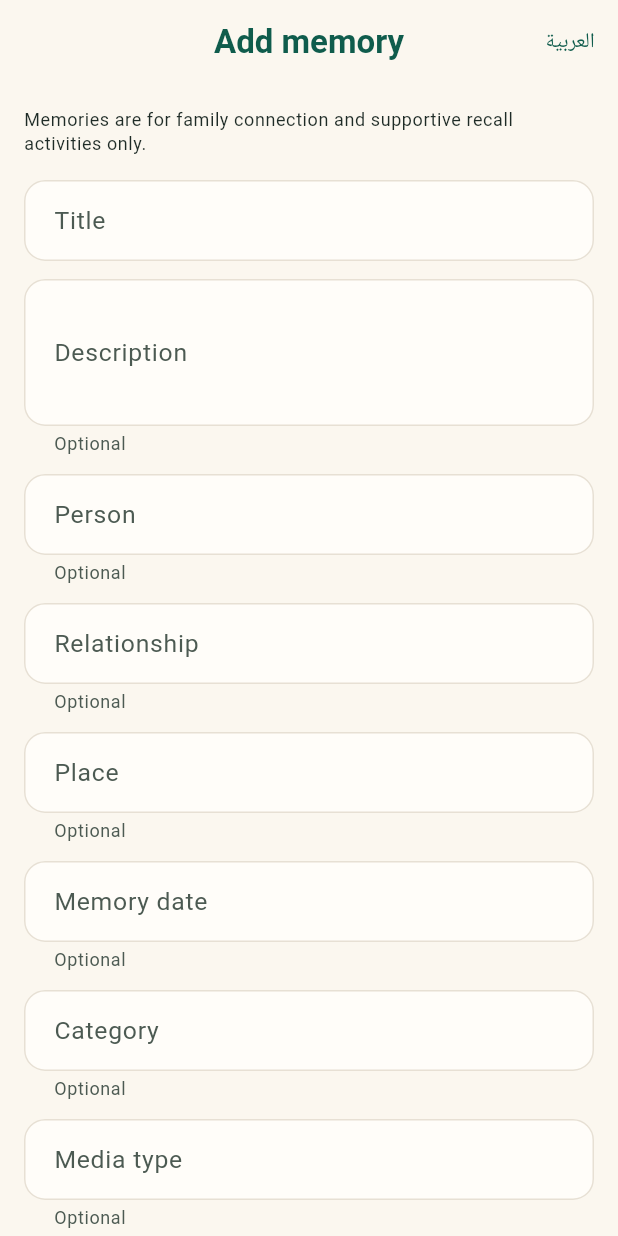
After one commit to samahsuwan122/NeuroBridge, a Flutter app: the MemoryCreateScreen screen opened by its route, on a phone screen of 412 x 824 dp. The commit adds this screen. Run offline on Flutter 3.47's test engine with Material 3 defaults, Android fonts, the phone set to English and light mode, and no system bars; our stand-ins replace dio, go_router; accounts and stored records are empty.

Commit message:
feat(mobile): add memory creation form

```diff
--- a/mobile/lib/core/localization/app_localizations.dart
+++ b/mobile/lib/core/localization/app_localizations.dart
@@ -135,6 +135,19 @@ class AppLocalizations {
       'mediaUrl': 'Media',
       'createdAt': 'Added on',
       'viewDetails': 'View details',
+      // Add Memory form
+      'addMemory': 'Add memory',
+      'saveMemory': 'Save memory',
+      'memoryTitle': 'Title',
+      'memoryDescription': 'Description',
+      'memoryTitleRequired': 'Please enter a title.',
+      'memorySaved': 'Memory saved.',
+      'memorySaveFailed': 'Could not save the memory. Please try again.',
+      'optional': 'Optional',
+      'cancel': 'Cancel',
+      'submitting': 'Saving…',
+      'memoryDateHint': 'YYYY-MM-DD',
+      'mediaUrlHint': 'Link or note (no file upload yet)',
     },
     'ar': {
       'appTitle': 'نيوروبريدج',
@@ -250,6 +263,19 @@ class AppLocalizations {
       'mediaUrl': 'الوسائط',
       'createdAt': 'أُضيفت في',
       'viewDetails': 'عرض التفاصيل',
+      // Add Memory form
+      'addMemory': 'إضافة ذكرى',
+      'saveMemory': 'حفظ الذكرى',
+      'memoryTitle': 'العنوان',
+      'memoryDescription': 'الوصف',
+      'memoryTitleRequired': 'يرجى إدخال عنوان.',
+      'memorySaved': 'تم حفظ الذكرى.',
+      'memorySaveFailed': 'تعذّر حفظ الذكرى. حاول مرة أخرى.',
+      'optional': 'اختياري',
+      'cancel': 'إلغاء',
+      'submitting': 'جارٍ الحفظ…',
+      'memoryDateHint': 'YYYY-MM-DD',
+      'mediaUrlHint': 'رابط أو ملاحظة (لا يوجد رفع ملفات بعد)',
     },
   };
 
@@ -367,6 +393,19 @@ class AppLocalizations {
   String get mediaUrl => _t('mediaUrl');
   String get createdAt => _t('createdAt');
   String get viewDetails => _t('viewDetails');
+
+  String get addMemory => _t('addMemory');
+  String get saveMemory => _t('saveMemory');
+  String get memoryTitle => _t('memoryTitle');
+  String get memoryDescription => _t('memoryDescription');
+  String get memoryTitleRequired => _t('memoryTitleRequired');
+  String get memorySaved => _t('memorySaved');
+  String get memorySaveFailed => _t('memorySaveFailed');
+  String get optional => _t('optional');
+  String get cancel => _t('cancel');
+  String get submitting => _t('submitting');
+  String get memoryDateHint => _t('memoryDateHint');
+  String get mediaUrlHint => _t('mediaUrlHint');
 }
 
 class _AppLocalizationsDelegate
--- a/mobile/lib/features/memories/application/memories_controller.dart
+++ b/mobile/lib/features/memories/application/memories_controller.dart
@@ -1,26 +1,33 @@
 import 'package:flutter/foundation.dart';
 
 import '../../../core/storage/secure_storage_service.dart';
+import '../../home/data/patient_api.dart';
 import '../data/memories_api.dart';
 import '../data/memory_entry.dart';
 
 enum MemoriesStatus { initial, loading, loaded, empty, error }
 
-/// Loads the caller's visible Memory Album entries (read-only in this phase).
+enum MemoryCreateStatus { idle, submitting, success, error }
+
+/// Loads the caller's visible Memory Album entries and creates new ones.
 ///
-/// Never throws to the UI and never logs tokens. A missing token or a backend
-/// error maps to [MemoriesStatus.error] with retry support.
+/// Never throws to the UI and never logs tokens. A missing token, a missing
+/// patient profile, or a backend error maps to an `error` status with retry
+/// support. Creating uses `POST /api/v1/memories` (no file upload).
 class MemoriesController extends ChangeNotifier {
-  MemoriesController(this._api, this._storage);
+  MemoriesController(this._api, this._patientApi, this._storage);
 
   final MemoriesApi _api;
+  final PatientApi _patientApi;
   final SecureStorageService _storage;
 
   MemoriesStatus _status = MemoriesStatus.initial;
   List<MemoryEntry> _memories = const [];
+  MemoryCreateStatus _createStatus = MemoryCreateStatus.idle;
 
   MemoriesStatus get status => _status;
   List<MemoryEntry> get memories => _memories;
+  MemoryCreateStatus get createStatus => _createStatus;
 
   Future<void> load() async {
     _status = MemoriesStatus.loading;
@@ -40,4 +47,65 @@ class MemoriesController extends ChangeNotifier {
     }
     notifyListeners();
   }
+
+  /// Creates a memory for the caller's first visible patient profile.
+  ///
+  /// Returns true on success (and refreshes the list). Returns false — with
+  /// [createStatus] == error — on a missing token/profile or a backend error.
+  Future<bool> createMemory({
+    required String title,
+    String? description,
+    String? personName,
+    String? relationship,
+    String? placeName,
+    String? memoryDate,
+    String? category,
+    String? mediaType,
+    String? mediaUrl,
+  }) async {
+    _createStatus = MemoryCreateStatus.submitting;
+    notifyListeners();
+    try {
+      final token = await _storage.readAccessToken();
+      if (token == null || token.isEmpty) {
+        _createStatus = MemoryCreateStatus.error;
+        notifyListeners();
+        return false;
+      }
+      final profiles = await _patientApi.listPatients(token);
+      if (profiles.isEmpty) {
+        _createStatus = MemoryCreateStatus.error;
+        notifyListeners();
+        return false;
+      }
+      await _api.createMemory(
+        token: token,
+        patientProfileId: profiles.first.id,
+        title: title,
+        description: description,
+        personName: personName,
+        relationship: relationship,
+        placeName: placeName,
+        memoryDate: memoryDate,
+        category: category,
+        mediaType: mediaType,
+        mediaUrl: mediaUrl,
+      );
+      _createStatus = MemoryCreateStatus.success;
+      notifyListeners();
+      // Refresh the list so the new memory is visible when returning.
+      await load();
+      return true;
+    } catch (_) {
+      _createStatus = MemoryCreateStatus.error;
+      notifyListeners();
+      return false;
+    }
+  }
+
+  /// Reset the create status (e.g. when opening the Add Memory form).
+  void resetCreate() {
+    _createStatus = MemoryCreateStatus.idle;
+    notifyListeners();
+  }
 }
--- a/mobile/lib/features/memories/data/memories_api.dart
+++ b/mobile/lib/features/memories/data/memories_api.dart
@@ -25,4 +25,42 @@ class MemoriesApi {
     final res = await _client.getJson('/memories/$memoryId', token: token);
     return MemoryEntry.fromJson((res.data as Map).cast<String, dynamic>());
   }
+
+  /// POST /api/v1/memories — create a memory for [patientProfileId].
+  ///
+  /// Supportive/family-engagement content only. `mediaUrl` is a text placeholder
+  /// (no real file upload in this phase). Empty optional fields are omitted.
+  Future<MemoryEntry> createMemory({
+    required String token,
+    required String patientProfileId,
+    required String title,
+    String? description,
+    String? personName,
+    String? relationship,
+    String? placeName,
+    String? memoryDate,
+    String? category,
+    String? mediaType,
+    String? mediaUrl,
+  }) async {
+    final payload = <String, dynamic>{
+      'patient_profile_id': patientProfileId,
+      'title': title.trim(),
+    };
+    void put(String key, String? value) {
+      if (value != null && value.trim().isNotEmpty) payload[key] = value.trim();
+    }
+
+    put('description', description);
+    put('person_name', personName);
+    put('relationship', relationship);
+    put('place_name', placeName);
+    put('memory_date', memoryDate);
+    put('category', category);
+    put('media_type', mediaType);
+    put('media_url', mediaUrl);
+
+    final res = await _client.postJson('/memories', payload, token: token);
+    return MemoryEntry.fromJson((res.data as Map).cast<String, dynamic>());
+  }
 }
--- /dev/null
+++ b/mobile/lib/features/memories/presentation/memory_create_screen.dart
@@ -0,0 +1,231 @@
+import 'package:flutter/material.dart';
+import 'package:go_router/go_router.dart';
+
+import '../../../core/app_scope.dart';
+import '../../../core/localization/app_localizations.dart';
+import '../../../core/widgets/language_button.dart';
+import '../application/memories_controller.dart';
+
+/// Add Memory form. Creates a supportive/family-engagement memory via
+/// POST /api/v1/memories. No file upload — `media_url` is a text placeholder.
+/// No diagnosis, scoring, or medical interpretation.
+class MemoryCreateScreen extends StatefulWidget {
+  const MemoryCreateScreen({super.key});
+
+  @override
+  State<MemoryCreateScreen> createState() => _MemoryCreateScreenState();
+}
+
+class _MemoryCreateScreenState extends State<MemoryCreateScreen> {
+  final _formKey = GlobalKey<FormState>();
+  final _title = TextEditingController();
+  final _description = TextEditingController();
+  final _personName = TextEditingController();
+  final _relationship = TextEditingController();
+  final _place = TextEditingController();
+  final _memoryDate = TextEditingController();
+  final _category = TextEditingController();
+  final _mediaType = TextEditingController();
+  final _mediaUrl = TextEditingController();
+
+  @override
+  void initState() {
+    super.initState();
+    // Clear any stale create status from a previous attempt.
+    WidgetsBinding.instance.addPostFrameCallback((_) {
+      if (!mounted) return;
+      AppScope.of(context).memories.resetCreate();
+    });
+  }
+
+  @override
+  void dispose() {
+    _title.dispose();
+    _description.dispose();
+    _personName.dispose();
+    _relationship.dispose();
+    _place.dispose();
+    _memoryDate.dispose();
+    _category.dispose();
+    _mediaType.dispose();
+    _mediaUrl.dispose();
+    super.dispose();
+  }
+
+  Future<void> _submit() async {
+    final l10n = AppLocalizations.of(context);
+    if (!_formKey.currentState!.validate()) return;
+
+    final memories = AppScope.of(context).memories;
+    final ok = await memories.createMemory(
+      title: _title.text,
+      description: _description.text,
+      personName: _personName.text,
+      relationship: _relationship.text,
+      placeName: _place.text,
+      memoryDate: _memoryDate.text,
+      category: _category.text,
+      mediaType: _mediaType.text,
+      mediaUrl: _mediaUrl.text,
+    );
+    if (!mounted) return;
+    if (ok) {
+      ScaffoldMessenger.of(context).showSnackBar(
+        SnackBar(content: Text(l10n.memorySaved)),
+      );
+      context.go('/memories');
+    }
+    // On failure the inline error message is shown via createStatus.
+  }
+
+  @override
+  Widget build(BuildContext context) {
+    final l10n = AppLocalizations.of(context);
+    final memories = AppScope.of(context).memories;
+
+    return Scaffold(
+      appBar: AppBar(
+        title: Text(l10n.addMemory),
+        actions: const [LanguageButton()],
+      ),
+      body: SafeArea(
+        child: Center(
+          child: ConstrainedBox(
+            constraints: const BoxConstraints(maxWidth: 560),
+            child: SingleChildScrollView(
+              padding: const EdgeInsets.all(16),
+              child: Form(
+                key: _formKey,
+                child: Column(
+                  crossAxisAlignment: CrossAxisAlignment.stretch,
+                  children: [
+                    Text(l10n.memoryAlbumNote,
+                        style: Theme.of(context).textTheme.bodySmall),
+                    const SizedBox(height: 16),
+                    TextFormField(
+                      controller: _title,
+                      decoration: InputDecoration(labelText: l10n.memoryTitle),
+                      textInputAction: TextInputAction.next,
+                      validator: (value) =>
+                          (value == null || value.trim().isEmpty)
+                              ? l10n.memoryTitleRequired
+                              : null,
+                    ),
+                    const SizedBox(height: 12),
+                    _OptionalField(
+                        controller: _description,
+                        label: l10n.memoryDescription,
+                        l10n: l10n,
+                        maxLines: 3),
+                    _OptionalField(
+                        controller: _personName,
+                        label: l10n.personName,
+                        l10n: l10n),
+                    _OptionalField(
+                        controller: _relationship,
+                        label: l10n.relationship,
+                        l10n: l10n),
+                    _OptionalField(
+                        controller: _place, label: l10n.place, l10n: l10n),
+                    _OptionalField(
+                        controller: _memoryDate,
+                        label: l10n.memoryDate,
+                        l10n: l10n,
+                        hintText: l10n.memoryDateHint),
+                    _OptionalField(
+                        controller: _category,
+                        label: l10n.category,
+                        l10n: l10n),
+                    _OptionalField(
+                        controller: _mediaType,
+                        label: l10n.mediaType,
+                        l10n: l10n),
+                    _OptionalField(
+                        controller: _mediaUrl,
+                        label: l10n.mediaUrl,
+                        l10n: l10n,
+                        hintText: l10n.mediaUrlHint),
+                    const SizedBox(height: 8),
+                    AnimatedBuilder(
+                      animation: memories,
+                      builder: (context, _) {
+                        final submitting =
+                            memories.createStatus == MemoryCreateStatus.submitting;
+                        final error =
+                            memories.createStatus == MemoryCreateStatus.error;
+                        return Column(
+                          crossAxisAlignment: CrossAxisAlignment.stretch,
+                          children: [
+                            if (error) ...[
+                              Text(
+                                l10n.memorySaveFailed,
+                                style: TextStyle(
+                                    color: Theme.of(context).colorScheme.error),
+                              ),
+                              const SizedBox(height: 8),
+                            ],
+                            FilledButton.icon(
+                              onPressed: submitting ? null : _submit,
+                              icon: submitting
+                                  ? const SizedBox(
+                                      height: 18,
+                                      width: 18,
+                                      child: CircularProgressIndicator(
+                                          strokeWidth: 2),
+                                    )
+                                  : const Icon(Icons.save_outlined),
+                              label: Text(
+                                  submitting ? l10n.submitting : l10n.saveMemory),
+                            ),
+                            const SizedBox(height: 8),
+                            TextButton(
+                              onPressed:
+                                  submitting ? null : () => context.go('/memories'),
+                              child: Text(l10n.cancel),
+                            ),
+                          ],
+                        );
+                      },
+                    ),
+                  ],
+                ),
+              ),
+            ),
+          ),
+        ),
+      ),
+    );
+  }
+}
+
+class _OptionalField extends StatelessWidget {
+  const _OptionalField({
+    required this.controller,
+    required this.label,
+    required this.l10n,
+    this.hintText,
+    this.maxLines = 1,
+  });
+
+  final TextEditingController controller;
+  final String label;
+  final AppLocalizations l10n;
+  final String? hintText;
+  final int maxLines;
+
+  @override
+  Widget build(BuildContext context) {
+    return Padding(
+      padding: const EdgeInsets.only(bottom: 12),
+      child: TextFormField(
+        controller: controller,
+        maxLines: maxLines,
+        decoration: InputDecoration(
+          labelText: label,
+          helperText: l10n.optional,
+          hintText: hintText,
+        ),
+      ),
+    );
+  }
+}
--- a/mobile/lib/routes/app_router.dart
+++ b/mobile/lib/routes/app_router.dart
@@ -9,6 +9,7 @@ import '../features/games/presentation/memory_match_screen.dart';
 import '../features/home/presentation/home_screen.dart';
 import '../features/memories/data/memory_entry.dart';
 import '../features/memories/presentation/memories_screen.dart';
+import '../features/memories/presentation/memory_create_screen.dart';
 import '../features/memories/presentation/memory_details_screen.dart';
 import '../features/profile/presentation/profile_screen.dart';
 import '../features/progress/presentation/progress_screen.dart';
@@ -62,6 +63,10 @@ GoRouter createRouter(AuthController auth) {
         builder: (context, state) => const MemoriesScreen(),
       ),
       GoRoute(
+        path: '/memories/new',
+        builder: (context, state) => const MemoryCreateScreen(),
+      ),
+      GoRoute(
         path: '/memories/details',
         builder: (context, state) =>
             MemoryDetailsScreen(memory: state.extra as MemoryEntry?),
```
Also changed, not shown: mobile/lib/features/memories/presentation/memories_screen.dart (+19 -0 lines), mobile/lib/main.dart (+5 -2 lines), 7 other files.
